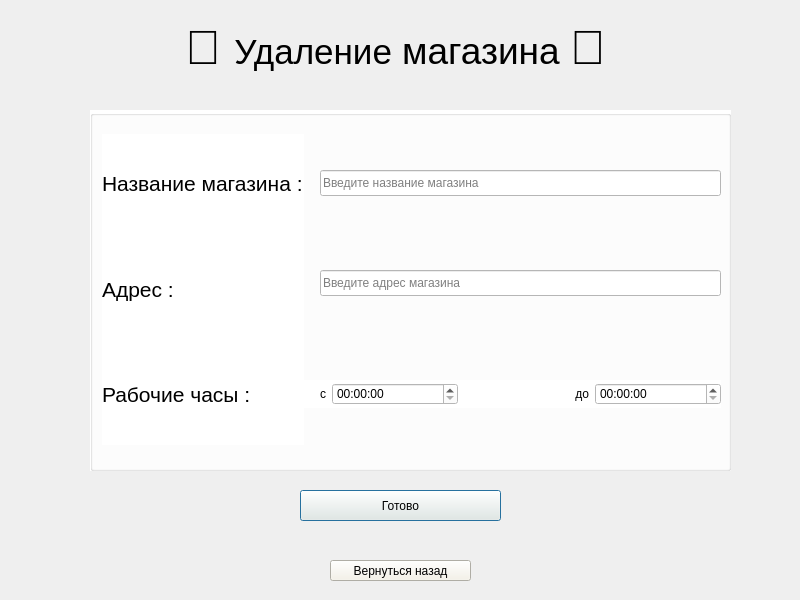
Qt form delete_shop.ui (mamam111a/2-year_coursework_client) before a commit.
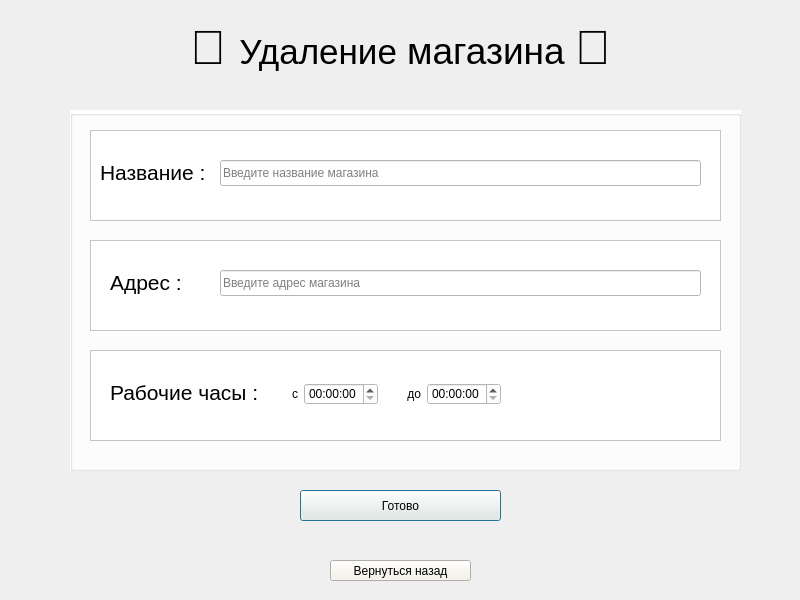
The same form after that commit.

```diff
--- a/delete_shop.ui
+++ b/delete_shop.ui
@@ -66,9 +66,9 @@
   <widget class="QLabel" name="label">
    <property name="geometry">
     <rect>
-     <x>100</x>
+     <x>0</x>
      <y>20</y>
-     <width>591</width>
+     <width>801</width>
      <height>51</height>
     </rect>
    </property>
@@ -79,9 +79,9 @@
   <widget class="QGroupBox" name="groupBox">
    <property name="geometry">
     <rect>
-     <x>90</x>
+     <x>70</x>
      <y>110</y>
-     <width>641</width>
+     <width>671</width>
      <height>361</height>
     </rect>
    </property>
@@ -91,25 +91,12 @@
    <property name="title">
     <string/>
    </property>
-   <widget class="QLineEdit" name="name">
-    <property name="geometry">
-     <rect>
-      <x>230</x>
-      <y>60</y>
-      <width>401</width>
-      <height>26</height>
-     </rect>
-    </property>
-    <property name="placeholderText">
-     <string>Введите название магазина</string>
-    </property>
-   </widget>
    <widget class="QLineEdit" name="adress">
     <property name="geometry">
      <rect>
-      <x>230</x>
+      <x>150</x>
       <y>160</y>
-      <width>401</width>
+      <width>481</width>
       <height>26</height>
      </rect>
     </property>
@@ -117,71 +104,185 @@
      <string>Введите адрес магазина</string>
     </property>
    </widget>
-   <widget class="QWidget" name="">
+   <widget class="QFrame" name="frame">
     <property name="geometry">
      <rect>
-      <x>110</x>
-      <y>270</y>
-      <width>521</width>
-      <height>28</height>
+      <x>20</x>
+      <y>20</y>
+      <width>631</width>
+      <height>91</height>
      </rect>
     </property>
-    <layout class="QHBoxLayout" name="horizontalLayout">
-     <item>
-      <widget class="QLabel" name="label_5">
-       <property name="text">
-        <string>&lt;html&gt;&lt;head/&gt;&lt;body&gt;&lt;p align=&quot;right&quot;&gt;с&lt;/p&gt;&lt;/body&gt;&lt;/html&gt;</string>
-       </property>
-      </widget>
-     </item>
-     <item>
-      <widget class="QTimeEdit" name="timeEdit_2"/>
-     </item>
-     <item>
-      <widget class="QLabel" name="label_6">
-       <property name="text">
-        <string>&lt;html&gt;&lt;head/&gt;&lt;body&gt;&lt;p align=&quot;right&quot;&gt;до&lt;/p&gt;&lt;/body&gt;&lt;/html&gt;</string>
-       </property>
-      </widget>
-     </item>
-     <item>
-      <widget class="QTimeEdit" name="timeEdit"/>
-     </item>
-    </layout>
+    <property name="frameShape">
+     <enum>QFrame::StyledPanel</enum>
+    </property>
+    <property name="frameShadow">
+     <enum>QFrame::Raised</enum>
+    </property>
+    <widget class="QLabel" name="label_2">
+     <property name="geometry">
+      <rect>
+       <x>10</x>
+       <y>30</y>
+       <width>200</width>
+       <height>26</height>
+      </rect>
+     </property>
+     <property name="text">
+      <string>&lt;html&gt;&lt;head/&gt;&lt;body&gt;&lt;p&gt;&lt;span style=&quot; font-size:16pt;&quot;&gt;Название магазина :&lt;/span&gt;&lt;/p&gt;&lt;/body&gt;&lt;/html&gt;</string>
+     </property>
+    </widget>
+    <widget class="QLineEdit" name="name">
+     <property name="geometry">
+      <rect>
+       <x>220</x>
+       <y>30</y>
+       <width>391</width>
+       <height>26</height>
+      </rect>
+     </property>
+     <property name="placeholderText">
+      <string>Введите название магазина</string>
+     </property>
+    </widget>
+    <widget class="QFrame" name="frame_2">
+     <property name="geometry">
+      <rect>
+       <x>0</x>
+       <y>0</y>
+       <width>631</width>
+       <height>91</height>
+      </rect>
+     </property>
+     <property name="frameShape">
+      <enum>QFrame::StyledPanel</enum>
+     </property>
+     <property name="frameShadow">
+      <enum>QFrame::Raised</enum>
+     </property>
+     <widget class="QLabel" name="label_7">
+      <property name="geometry">
+       <rect>
+        <x>10</x>
+        <y>30</y>
+        <width>111</width>
+        <height>26</height>
+       </rect>
+      </property>
+      <property name="text">
+       <string>&lt;html&gt;&lt;head/&gt;&lt;body&gt;&lt;p&gt;&lt;span style=&quot; font-size:16pt;&quot;&gt;Название :&lt;/span&gt;&lt;/p&gt;&lt;/body&gt;&lt;/html&gt;</string>
+      </property>
+     </widget>
+     <widget class="QLineEdit" name="name_2">
+      <property name="geometry">
+       <rect>
+        <x>130</x>
+        <y>30</y>
+        <width>481</width>
+        <height>26</height>
+       </rect>
+      </property>
+      <property name="placeholderText">
+       <string>Введите название магазина</string>
+      </property>
+     </widget>
+    </widget>
    </widget>
-   <widget class="QWidget" name="">
+   <widget class="QFrame" name="frame_3">
     <property name="geometry">
      <rect>
-      <x>12</x>
-      <y>24</y>
-      <width>202</width>
-      <height>311</height>
+      <x>20</x>
+      <y>130</y>
+      <width>631</width>
+      <height>91</height>
      </rect>
     </property>
-    <layout class="QVBoxLayout" name="verticalLayout">
-     <item>
-      <widget class="QLabel" name="label_2">
-       <property name="text">
-        <string>&lt;html&gt;&lt;head/&gt;&lt;body&gt;&lt;p&gt;&lt;span style=&quot; font-size:16pt;&quot;&gt;Название магазина :&lt;/span&gt;&lt;/p&gt;&lt;/body&gt;&lt;/html&gt;</string>
-       </property>
-      </widget>
-     </item>
-     <item>
-      <widget class="QLabel" name="label_3">
-       <property name="text">
-        <string>&lt;html&gt;&lt;head/&gt;&lt;body&gt;&lt;p&gt;&lt;span style=&quot; font-size:16pt;&quot;&gt;Адрес :&lt;/span&gt;&lt;/p&gt;&lt;/body&gt;&lt;/html&gt;</string>
-       </property>
-      </widget>
-     </item>
-     <item>
-      <widget class="QLabel" name="label_4">
-       <property name="text">
-        <string>&lt;html&gt;&lt;head/&gt;&lt;body&gt;&lt;p&gt;&lt;span style=&quot; font-size:16pt;&quot;&gt;Рабочие часы :&lt;/span&gt;&lt;/p&gt;&lt;/body&gt;&lt;/html&gt;</string>
-       </property>
-      </widget>
-     </item>
-    </layout>
+    <property name="frameShape">
+     <enum>QFrame::StyledPanel</enum>
+    </property>
+    <property name="frameShadow">
+     <enum>QFrame::Raised</enum>
+    </property>
+    <widget class="QLabel" name="label_3">
+     <property name="geometry">
+      <rect>
+       <x>20</x>
+       <y>30</y>
+       <width>71</width>
+       <height>26</height>
+      </rect>
+     </property>
+     <property name="text">
+      <string>&lt;html&gt;&lt;head/&gt;&lt;body&gt;&lt;p&gt;&lt;span style=&quot; font-size:16pt;&quot;&gt;Адрес :&lt;/span&gt;&lt;/p&gt;&lt;/body&gt;&lt;/html&gt;</string>
+     </property>
+    </widget>
    </widget>
+   <widget class="QFrame" name="frame_4">
+    <property name="geometry">
+     <rect>
+      <x>20</x>
+      <y>240</y>
+      <width>631</width>
+      <height>91</height>
+     </rect>
+    </property>
+    <property name="frameShape">
+     <enum>QFrame::StyledPanel</enum>
+    </property>
+    <property name="frameShadow">
+     <enum>QFrame::Raised</enum>
+    </property>
+    <widget class="QLabel" name="label_4">
+     <property name="geometry">
+      <rect>
+       <x>20</x>
+       <y>30</y>
+       <width>151</width>
+       <height>26</height>
+      </rect>
+     </property>
+     <property name="text">
+      <string>&lt;html&gt;&lt;head/&gt;&lt;body&gt;&lt;p&gt;&lt;span style=&quot; font-size:16pt;&quot;&gt;Рабочие часы :&lt;/span&gt;&lt;/p&gt;&lt;/body&gt;&lt;/html&gt;</string>
+     </property>
+    </widget>
+    <widget class="QWidget" name="layoutWidget">
+     <property name="geometry">
+      <rect>
+       <x>170</x>
+       <y>30</y>
+       <width>241</width>
+       <height>28</height>
+      </rect>
+     </property>
+     <layout class="QHBoxLayout" name="horizontalLayout">
+      <item>
+       <widget class="QLabel" name="label_5">
+        <property name="text">
+         <string>&lt;html&gt;&lt;head/&gt;&lt;body&gt;&lt;p align=&quot;right&quot;&gt;с&lt;/p&gt;&lt;/body&gt;&lt;/html&gt;</string>
+        </property>
+       </widget>
+      </item>
+      <item>
+       <widget class="QTimeEdit" name="timeEdit_2"/>
+      </item>
+      <item>
+       <widget class="QLabel" name="label_6">
+        <property name="text">
+         <string>&lt;html&gt;&lt;head/&gt;&lt;body&gt;&lt;p align=&quot;right&quot;&gt;до&lt;/p&gt;&lt;/body&gt;&lt;/html&gt;</string>
+        </property>
+       </widget>
+      </item>
+      <item>
+       <widget class="QTimeEdit" name="timeEdit"/>
+      </item>
+     </layout>
+    </widget>
+   </widget>
+   <zorder>frame_4</zorder>
+   <zorder>frame_3</zorder>
+   <zorder>frame</zorder>
+   <zorder>adress</zorder>
+   <zorder>layoutWidget</zorder>
   </widget>
  </widget>
  <resources/>
```
